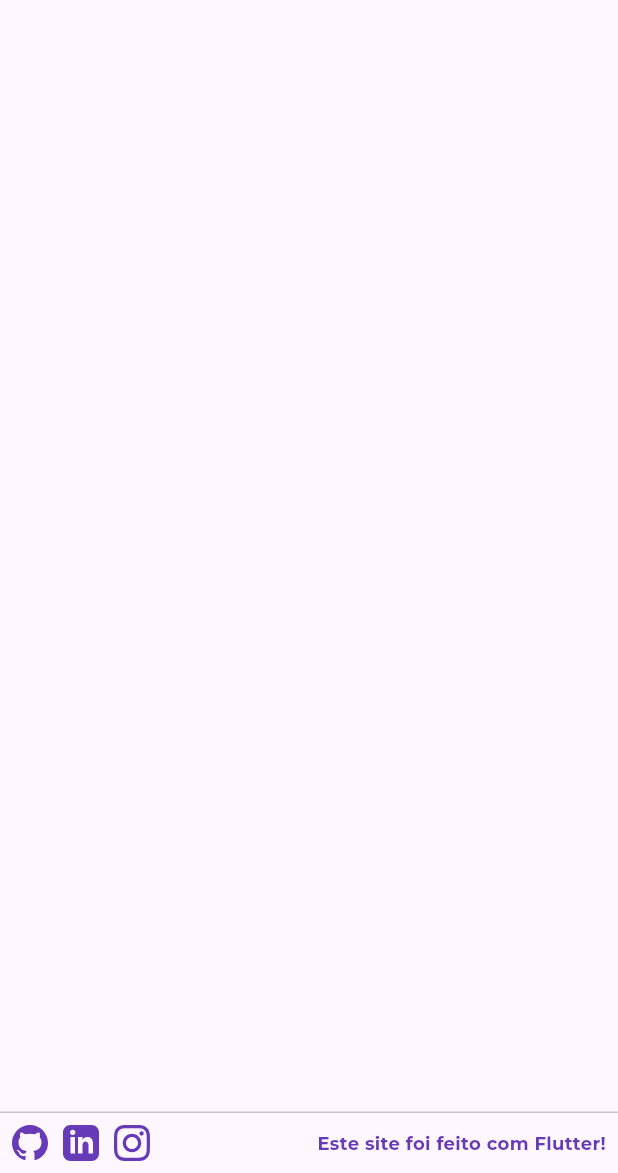
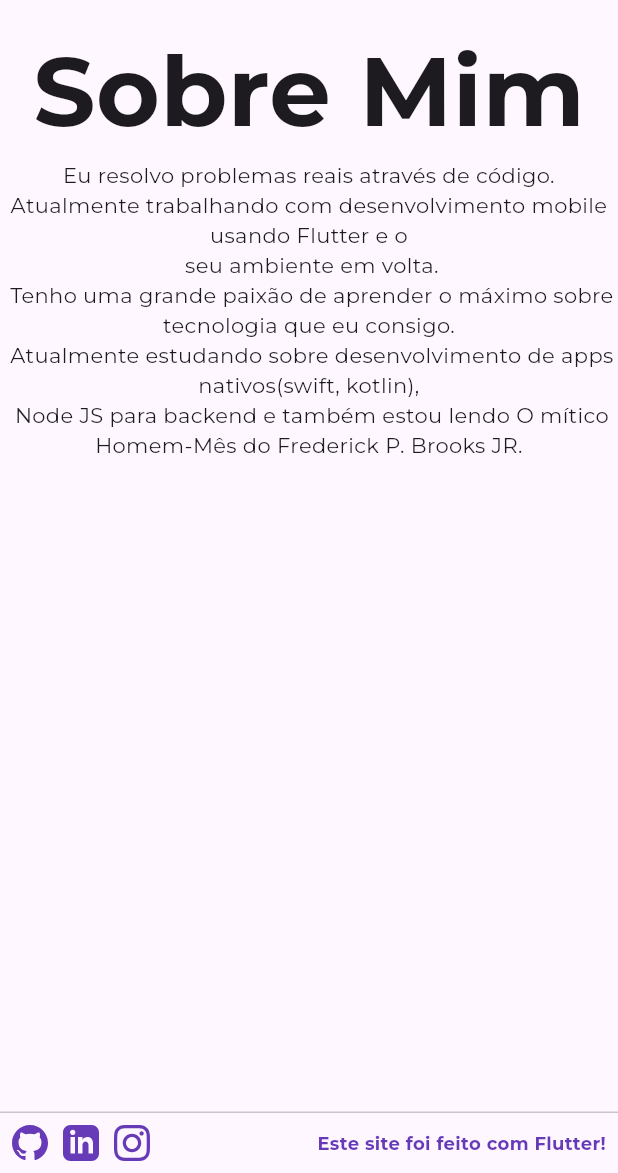
Before and after one commit to JoaoReisA/My-Personal-Website, a Flutter app: the screen it shows after launch, after a tap on the "sunny" icon, after a tap on "About Me", on a phone screen of 412 x 824 dp, the part 63-1236 px from its top. Run offline on Flutter 3.47's test engine with Material 2 defaults, Android fonts, the phone set to English and light mode, and no system bars; our stand-ins replace flutter_colorpicker, flutter_svg, google_fonts; missing offline and left inert: dart:html.

Commit message:
Add About me string

```diff
--- a/lib/about_me/pages/about_me_page.dart
+++ b/lib/about_me/pages/about_me_page.dart
@@ -1,4 +1,7 @@
 import 'package:flutter/material.dart';
+import 'package:my_personal_website/config/text_styles.dart';
+
+import '../../config/strings.dart';
 
 class AboutMePage extends StatefulWidget {
   const AboutMePage({Key? key}) : super(key: key);
@@ -11,7 +14,22 @@ class _AboutMePageState extends State<AboutMePage> {
   @override
   Widget build(BuildContext context) {
     return Scaffold(
-      body: Container(),
+      body: Center(
+        child: Column(
+          children: [
+            Text(
+              "Sobre Mim",
+              style: TextStyles.titleTextStyle,
+            ),
+            SizedBox(
+                child: Text(
+              Strings.aboutMeDescription,
+              style: TextStyles.standardTextStyle,
+              textAlign: TextAlign.center,
+            ))
+          ],
+        ),
+      ),
     );
   }
 }
--- a/lib/base/base_page.dart
+++ b/lib/base/base_page.dart
@@ -64,9 +64,10 @@ class _BasePageState extends State<BasePage> {
               )),
           TextButton(
             onPressed: () {
-              setState(() {
-                index = 1;
-              });
+              // setState(() {
+              //   index = 1;
+              // });
+              controller.htmlOpenLink(Strings.githubUrl);
             },
             child: Text(
               Strings.projectsButton,
--- a/lib/config/strings.dart
+++ b/lib/config/strings.dart
@@ -13,4 +13,12 @@ class Strings {
       "https://www.linkedin.com/in/jo%C3%A3o-victor-reis-alves-487a86207/";
   static const instagramUrl = "https://www.instagram.com/bibito.vr/";
   static const footerText = "Este site foi feito com Flutter!";
+  static const aboutMeDescription =
+      '''Eu resolvo problemas reais através de código.
+Atualmente trabalhando com desenvolvimento mobile usando Flutter e o
+ seu ambiente em volta.
+ Tenho uma grande paixão de aprender o máximo sobre tecnologia que eu consigo.
+ Atualmente estudando sobre desenvolvimento de apps nativos(swift, kotlin),
+ Node JS para backend e também estou lendo O mítico Homem-Mês do Frederick P. Brooks JR.
+ ''';
 }
```
